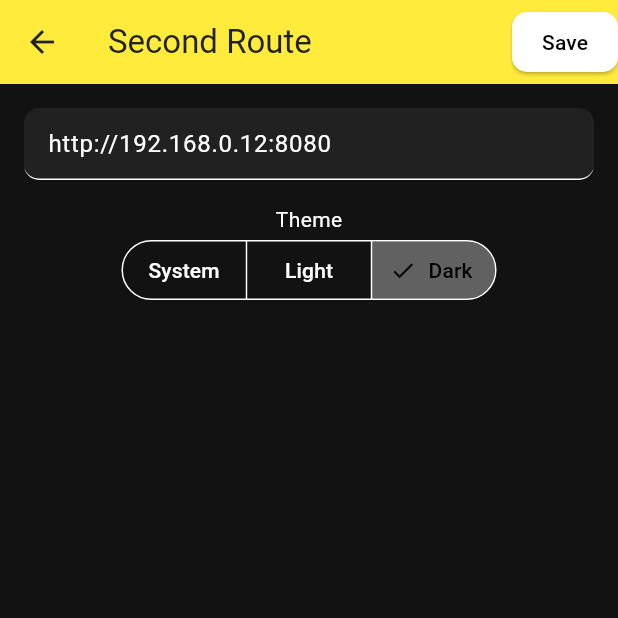
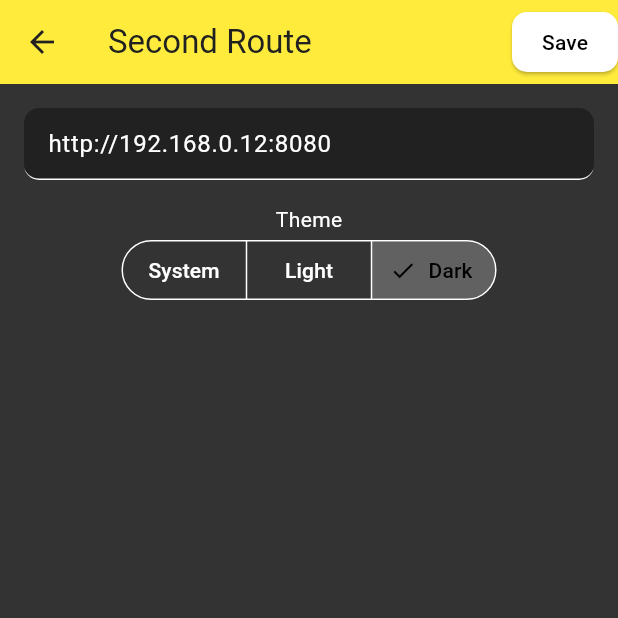
Before and after one commit to salk52/Flutter-File-Upload-Download, a Flutter app: the SettingsPage screen opened directly, after a tap on "Light", after a tap on "Dark", on a phone screen of 412 x 824 dp, the top half of it. Run offline on Flutter 3.47's test engine with Material 3 defaults, Android fonts, the phone set to English and light mode, and no system bars; our stand-ins replace camera, dio, get_it, image_picker, logger, open_filex and 2 more; missing offline and left inert: feedback, multiple_image_camera; accounts and stored records are empty; network calls fail.

Commit message:
- upgrade webApi to dotnet 9 - code cleanup & fixes

```diff
--- /dev/null
+++ b/upload_download_app/devtools_options.yaml
@@ -0,0 +1,3 @@
+description: This file stores settings for Dart & Flutter DevTools.
+documentation: https://docs.flutter.dev/tools/devtools/extensions#configure-extension-enablement-states
+extensions:
--- a/upload_download_app/lib/services/app_service.dart
+++ b/upload_download_app/lib/services/app_service.dart
@@ -1,4 +1,3 @@
-import 'package:flutter/foundation.dart';
 import 'package:flutter/material.dart';
 import 'package:logger/logger.dart';
 import 'package:upload_download_app/services/dialog_service.dart';
@@ -30,7 +29,8 @@ class AppService extends ChangeNotifier {
   proba() {
     locator<DialogService>().showMyDialog(
         title: 'Hello, Dialog!',
-        description: 'This is a dialog.\n\nIt is a dialog.\n\nasasdsdm sdasdas \n\nasdasda gdf gdfg');
+        description:
+            'This is a dialog.\n\nIt is a dialog.\n\nasasdsdm sdasdas \n\nasdasda gdf gdfg');
   }
 
   // ThemeMode _themeMode;
--- a/upload_download_app/lib/theme/dark_theme.dart
+++ b/upload_download_app/lib/theme/dark_theme.dart
@@ -4,7 +4,9 @@ ThemeData darkTheme = ThemeData(
   //colorSchemeSeed: Colors.yellow,
   brightness: Brightness.dark,
   colorScheme: ColorScheme.dark(
-      background: const Color(0xff333333), primary: Colors.grey.shade200, secondary: Colors.grey.shade700),
+      surface: const Color(0xff333333),
+      primary: Colors.grey.shade200,
+      secondary: Colors.grey.shade700),
   inputDecorationTheme: InputDecorationTheme(
       border: UnderlineInputBorder(
           borderRadius: BorderRadius.circular(
@@ -12,8 +14,9 @@ ThemeData darkTheme = ThemeData(
       filled: true,
       fillColor: Colors.grey.shade900),
   snackBarTheme: SnackBarThemeData(backgroundColor: Colors.grey.shade600),
-  appBarTheme: AppBarTheme(backgroundColor: Colors.yellow, foregroundColor: Colors.grey.shade900),
-  tabBarTheme: TabBarTheme(
+  appBarTheme: AppBarTheme(
+      backgroundColor: Colors.yellow, foregroundColor: Colors.grey.shade900),
+  tabBarTheme: TabBarThemeData(
       indicatorColor: Colors.grey.shade900,
       labelColor: Colors.grey.shade900,
       unselectedLabelColor: Colors.grey.shade900.withOpacity(0.5),
@@ -21,13 +24,13 @@ ThemeData darkTheme = ThemeData(
 
   elevatedButtonTheme: ElevatedButtonThemeData(
       style: ButtonStyle(
-          padding: MaterialStateProperty.all<EdgeInsetsGeometry>(
+          padding: WidgetStateProperty.all<EdgeInsetsGeometry>(
               const EdgeInsets.symmetric(horizontal: 20.0, vertical: 10.0)),
-          shape: MaterialStateProperty.all<OutlinedBorder>(
-              RoundedRectangleBorder(borderRadius: BorderRadius.circular(10.0))),
-          backgroundColor: MaterialStateProperty.all<Color>(Colors.white),
-          foregroundColor: MaterialStateProperty.all<Color>(Colors.black),
-          overlayColor: MaterialStateProperty.all<Color>(Colors.black26))),
+          shape: WidgetStateProperty.all<OutlinedBorder>(RoundedRectangleBorder(
+              borderRadius: BorderRadius.circular(10.0))),
+          backgroundColor: WidgetStateProperty.all<Color>(Colors.white),
+          foregroundColor: WidgetStateProperty.all<Color>(Colors.black),
+          overlayColor: WidgetStateProperty.all<Color>(Colors.black26))),
 );
 
    // darkTheme: ThemeData.dark(useMaterial3: true).copyWith(
```
Also changed, not shown: upload_download_app/lib/controllers/download_controller.dart (+5 -3 lines), upload_download_app/lib/services/file_service.dart (+31 -19 lines), upload_download_app/lib/services/network_services.dart (+2 -10 lines), upload_download_app/lib/util/my_utils.dart (+17 -3 lines), upload_download_app/pubspec.yaml (+2 -8 lines), web_api/appsettings.json (+8 -1 lines), 15 other files.
